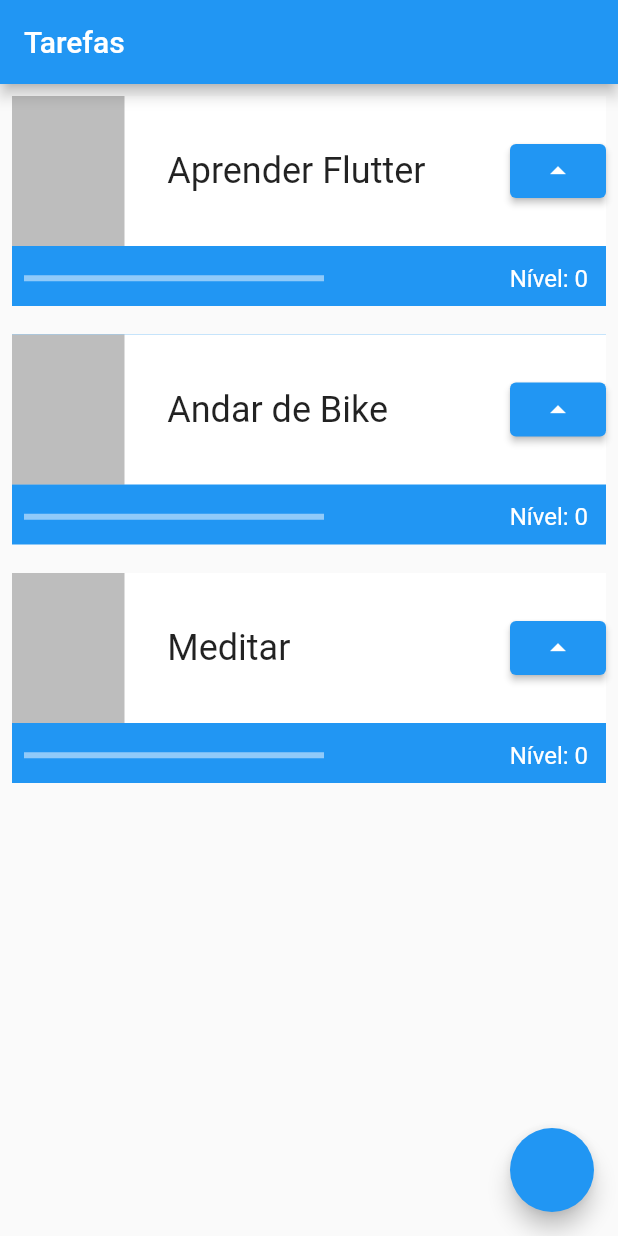
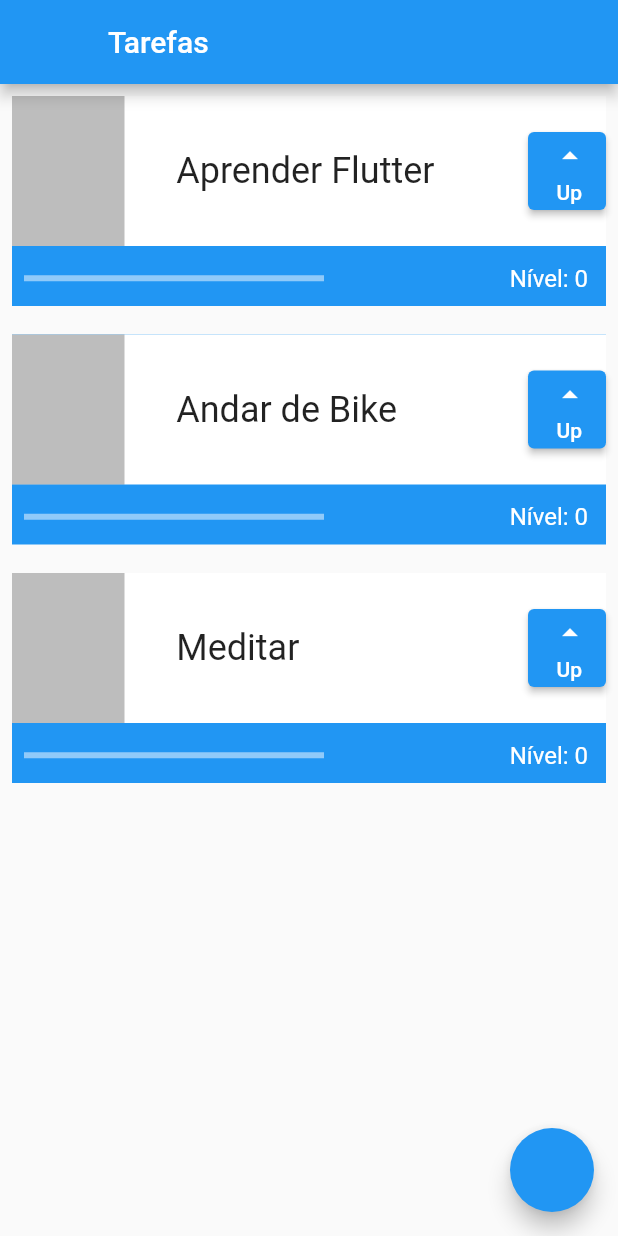
Before and after one commit to Lohuama/Flutter, a Flutter app: the screen it shows after launch, on a phone screen of 412 x 824 dp. Run offline on Flutter 3.47's test engine with Material 2 defaults, Android fonts, the phone set to English and light mode, and no system bars.

Commit message:
Hot Reload e Hot Start

```diff
--- a/lib/main.dart
+++ b/lib/main.dart
@@ -17,6 +17,7 @@ class MyApp extends StatelessWidget {
       ),
       home: Scaffold(
         appBar: AppBar(
+          leading: Container(),
           title: Text("Tarefas"),
         ),
         body: ListView(
@@ -73,13 +74,23 @@ class _TaskState extends State<Task> {
                             fontSize: 24, overflow: TextOverflow.ellipsis),
                       ),
                     ),
-                    ElevatedButton(
-                        onPressed: () {
-                          setState(() {
-                            nivel++;
-                          });
-                        },
-                        child: Icon(Icons.arrow_drop_up))
+                    Container(
+                      height: 52,
+                      width: 52,
+                      child: ElevatedButton(
+                          onPressed: () {
+                            setState(() {
+                              nivel++;
+                            });
+                          },
+                          child: Column(
+                              mainAxisAlignment: MainAxisAlignment.spaceEvenly,
+                              crossAxisAlignment: CrossAxisAlignment.end,
+                              children: [
+                                Icon(Icons.arrow_drop_up),
+                                Text('Up')
+                              ])),
+                    )
                   ],
                 ),
               ),
```
